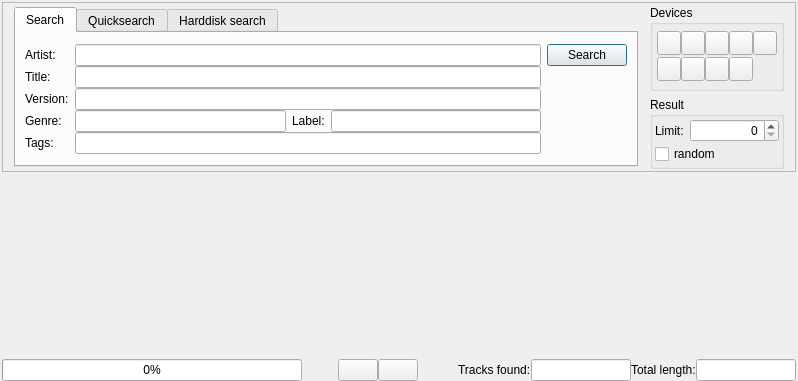
The window that forms/search.ui (pfedick/winmusik) describes before a commit, drawn with Qt 5.
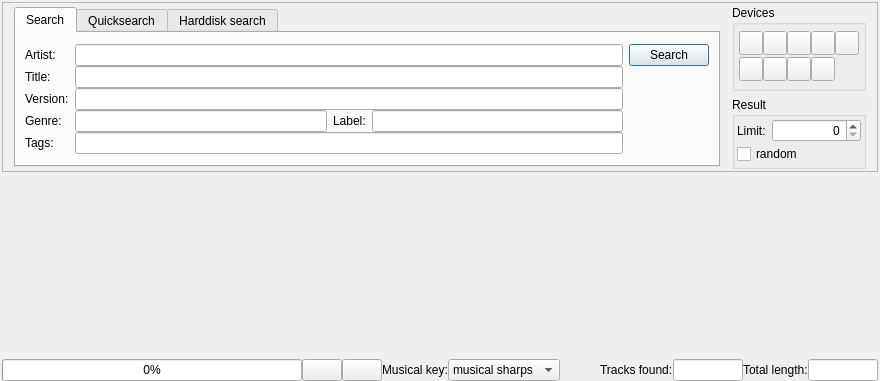
The same window after the commit. Icons and pictures are not drawn.

Commit message: Darstellung des Musical Key kann jetzt im Editor, im Suchergebnis und in der Playlist on the fly temporär geändert werden

Patch:
```diff
--- a/forms/search.ui
+++ b/forms/search.ui
@@ -898,6 +898,32 @@
        </property>
       </widget>
      </item>
+     <item>
+      <widget class="QLabel" name="label_23">
+       <property name="text">
+        <string>Musical key:</string>
+       </property>
+      </widget>
+     </item>
+     <item>
+      <widget class="QComboBox" name="displayMusicKey">
+       <item>
+        <property name="text">
+         <string>musical sharps</string>
+        </property>
+       </item>
+       <item>
+        <property name="text">
+         <string>open key</string>
+        </property>
+       </item>
+       <item>
+        <property name="text">
+         <string>custom format</string>
+        </property>
+       </item>
+      </widget>
+     </item>
      <item>
       <spacer name="horizontalSpacer">
        <property name="orientation">
@@ -931,7 +957,7 @@
        </property>
        <property name="minimumSize">
         <size>
-         <width>100</width>
+         <width>70</width>
          <height>0</height>
         </size>
        </property>
@@ -969,7 +995,7 @@
        </property>
        <property name="minimumSize">
         <size>
-         <width>100</width>
+         <width>70</width>
          <height>0</height>
         </size>
        </property>
```
The commit also changes 8 other files.
